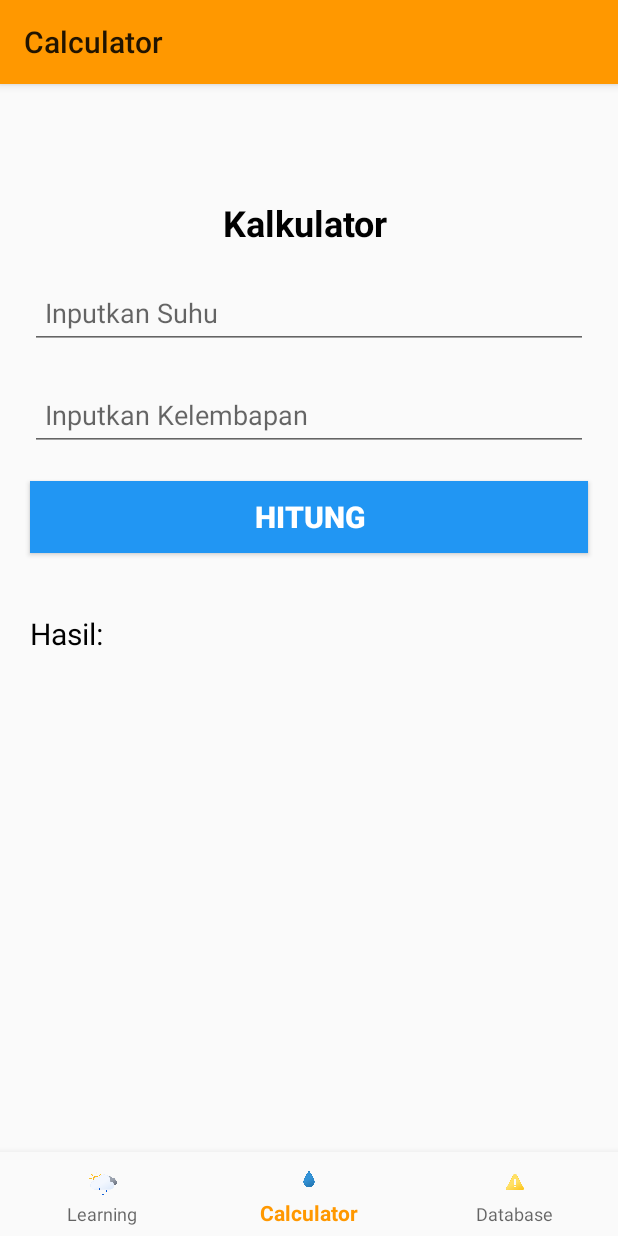
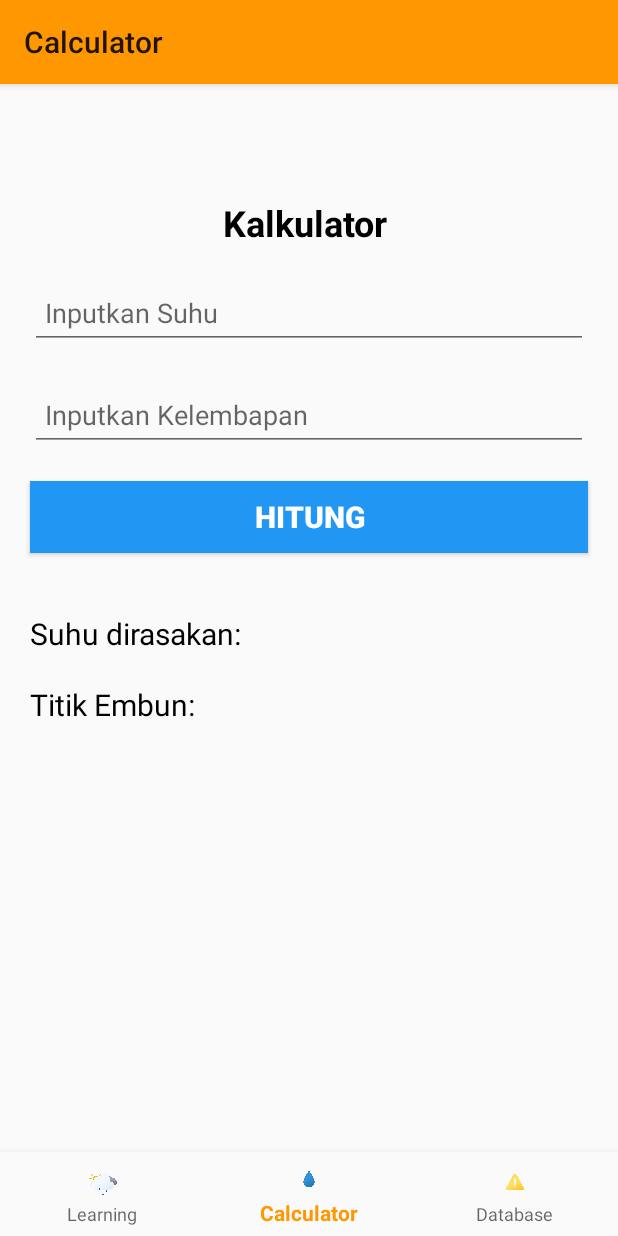
Before and after one commit to evanalif113/Tenki_Sensei, an Android app: the CalculatorFragment screen opened through its navigation route, on a phone screen of 412 x 824 dp. Run offline under Robolectric (Android 15) with nearby library versions, the phone set to English and light mode, and no system bars; our stand-ins replace navigation-ui.

Commit message:
update fragment_calculator.xml

```diff
--- a/app/src/main/res/layout/fragment_calculator.xml
+++ b/app/src/main/res/layout/fragment_calculator.xml
@@ -82,7 +82,18 @@
         android:layout_marginLeft="20dp"
         android:layout_marginTop="20dp"
         android:layout_marginRight="20dp"
-        android:text="Hasil: "
+        android:text="Suhu dirasakan: "
+        android:textColor="@color/hitam"
+        android:textSize="20sp" />
+    <TextView
+        android:id="@+id/resultText2"
+        android:layout_width="match_parent"
+        android:layout_height="wrap_content"
+        android:layout_below="@id/resultText"
+        android:layout_marginLeft="20dp"
+        android:layout_marginTop="20dp"
+        android:layout_marginRight="20dp"
+        android:text="Titik Embun: "
         android:textColor="@color/hitam"
         android:textSize="20sp" />
 </RelativeLayout>
```
